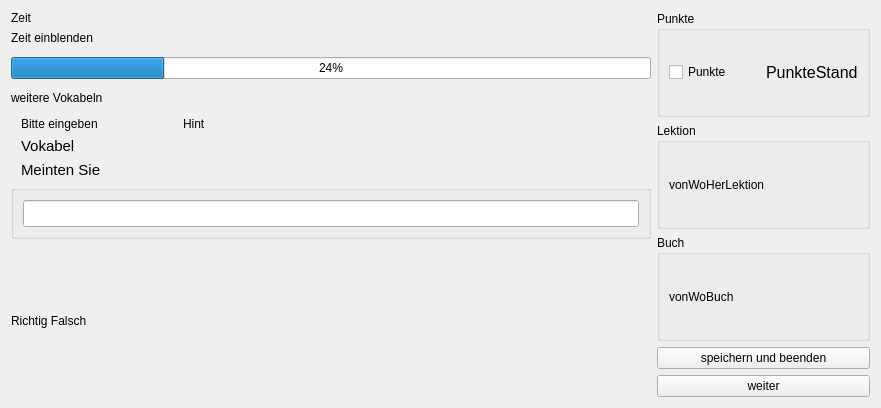
First picture: the form in UIs/WindowAbfrage.ui, repository JPaehr/VokabelTrainer, before the edit.
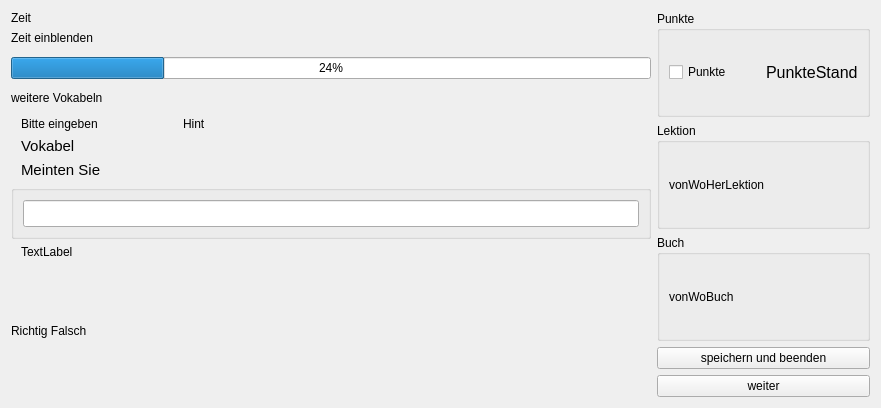
Second picture: the form after the edit. Custom widgets are drawn as their Qt base class.

Patch:
```diff
--- a/UIs/WindowAbfrage.ui
+++ b/UIs/WindowAbfrage.ui
@@ -17,7 +17,7 @@
    <item>
     <layout class="QHBoxLayout" name="horizontalLayout" stretch="3,1">
      <item>
-      <layout class="QVBoxLayout" name="verticalLayout" stretch="3,0,0,0,0,0,5">
+      <layout class="QVBoxLayout" name="verticalLayout" stretch="3,0,0,0,0,0,0,5">
        <item>
         <layout class="QVBoxLayout" name="verticalLayout_9" stretch="0,0,1,1">
          <item>
@@ -173,6 +173,20 @@
          </layout>
         </widget>
        </item>
+       <item>
+        <layout class="QVBoxLayout" name="verticalLayout_4">
+         <property name="leftMargin">
+          <number>10</number>
+         </property>
+         <item>
+          <widget class="QLabel" name="labGrammarHint">
+           <property name="text">
+            <string>TextLabel</string>
+           </property>
+          </widget>
+         </item>
+        </layout>
+       </item>
        <item>
         <widget class="QLabel" name="labRichtigFalsch">
          <property name="text">
```
